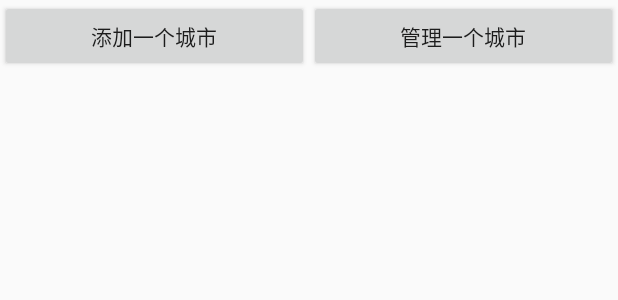
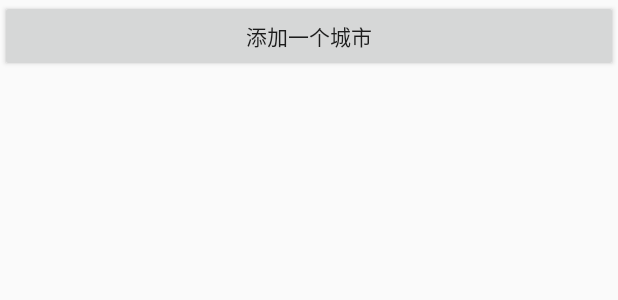
Before and after one commit to unchainedhank/android_weather_forecast, an Android app: the layout activity_main.xml on its own in the app's theme, with its tools: preview values and no code run, on a phone screen of 412 x 824 dp. Shown: the top 300 px of the screen. Run offline under Robolectric (Android 15) with nearby library versions, the phone set to English and light mode, and no system bars; plain views replace PullToRefreshView.

```diff
--- a/app/src/main/res/layout/activity_main.xml
+++ b/app/src/main/res/layout/activity_main.xml
@@ -24,12 +24,7 @@
                 android:layout_weight="1"
                 android:text="添加一个城市" />
 
-            <Button
-                android:id="@+id/button_manage"
-                android:layout_width="wrap_content"
-                android:layout_height="wrap_content"
-                android:layout_weight="1"
-                android:text="管理一个城市" />
+
 
         </LinearLayout>
 
```
Also changed, not shown: app/src/main/java/com/orzmo/weather/MainActivity.java (+49 -8 lines).
